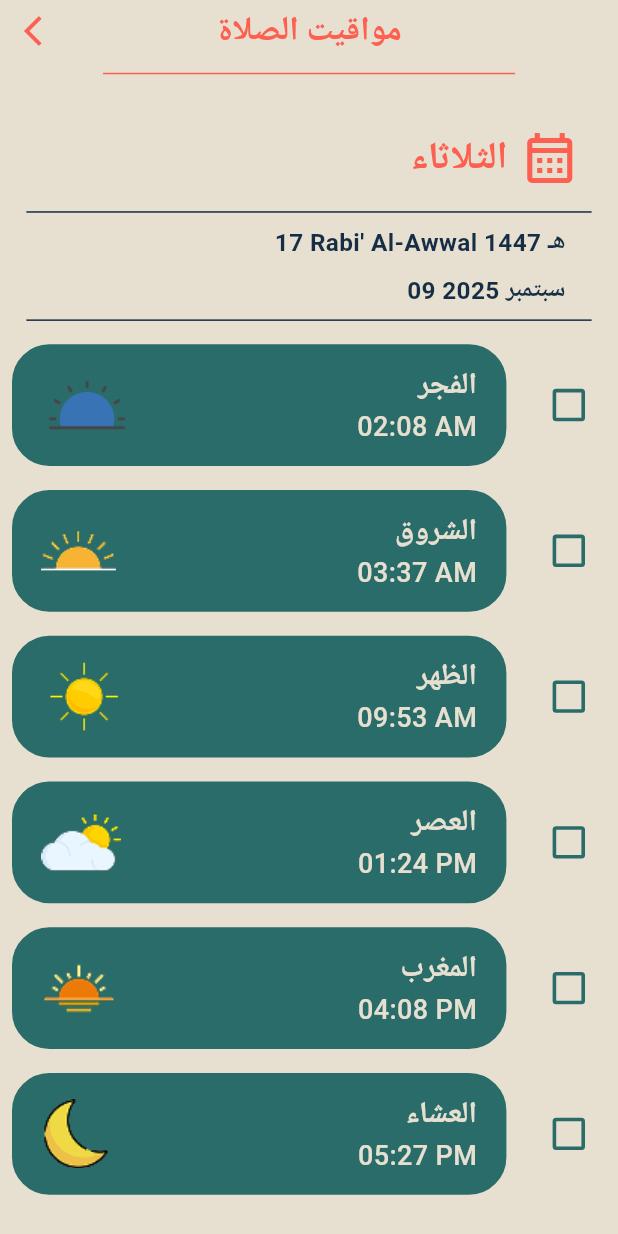
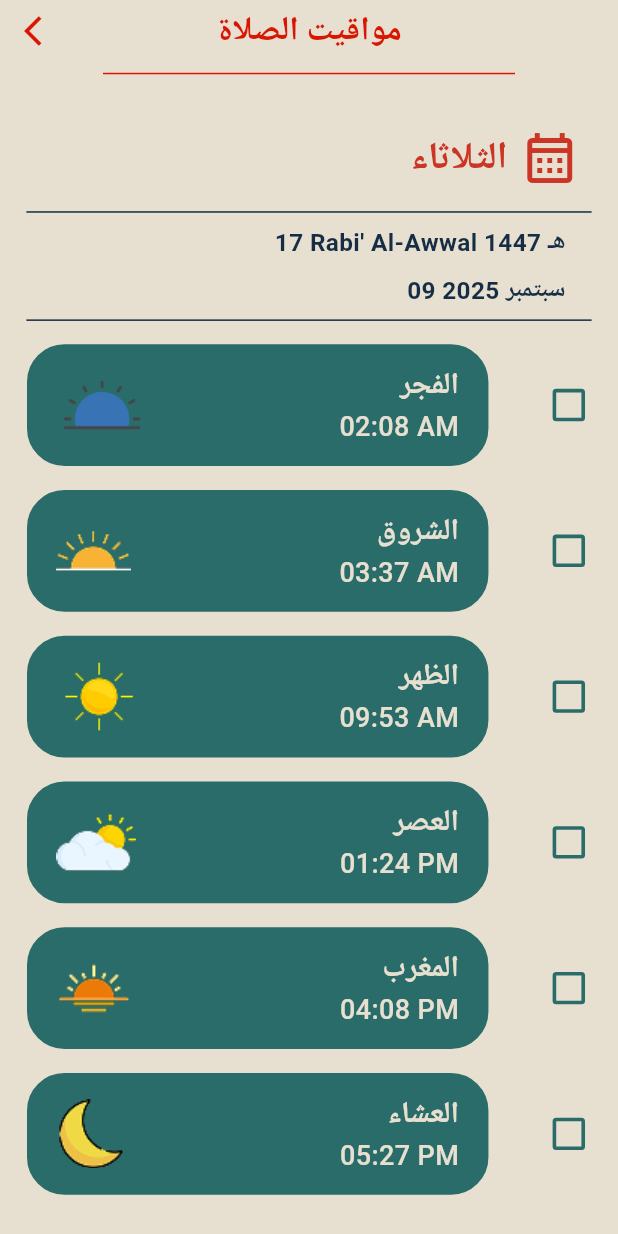
Before and after one commit to HodaMostafa12/azkar_app, a Flutter app: the HomePage screen opened directly, after a tap on "مواقيت الصلاة", on a phone screen of 412 x 824 dp. Run offline on Flutter 3.47's test engine with Material 3 defaults, Android fonts, the phone set to English and light mode, and no system bars; our stand-ins replace adhan, flutter_screenutil, flutter_svg, hijri, shared_preferences, supabase_flutter; accounts and stored records are empty; network calls fail.

Commit message:
change colors

```diff
--- a/lib/theme/app_colors/app_color_dark.dart
+++ b/lib/theme/app_colors/app_color_dark.dart
@@ -2,8 +2,9 @@ import 'package:flutter/material.dart';
 
 class AppColorsDark {
   static const Color primary = Color(0xFFE7E0D0);
-  static const Color background = Color(0xFF0C141A);
-  static const Color textPrimary = Color(0xFFFD6050);
+  static const Color background = Color(0xFF030405);
+  static const Color textPrimary = Color(0xFFE7E0D0);
   static const Color textSecondary = Color(0xFF2A6C69);
   static const Color button = Color(0xFFE7E0D0);
+  static const Color container= Color(0xFF102231);
 }
--- a/lib/theme/app_colors/app_light_theme.dart
+++ b/lib/theme/app_colors/app_light_theme.dart
@@ -3,7 +3,8 @@ import 'package:flutter/material.dart';
 class AppColorsLight {
   static const Color primary = Color(0xFF152D45);
   static const Color background = Color(0xFFE7E0D0);
-  static const Color textPrimary = Color(0xFFFD6050);
+  static const Color textPrimary = Color(0xFFD91602);
   static const Color textSecondary = Color(0xFF2A6C69);
   static const Color button = Color(0xFF0C141A);
+  static const Color container =Color(0xFF152D45);
 }
--- a/lib/theme/app_theme.dart
+++ b/lib/theme/app_theme.dart
@@ -14,6 +14,7 @@ class AppTheme {
     secondary: AppColorsLight.textSecondary,
     onSecondary: Colors.white, // لون النص فوق الـ secondary
     error: AppColorsLight.textPrimary, // لو حابب تحدده
+        surface: AppColorsLight.container
   ),
     textTheme: TextTheme(
       bodyLarge: TextStyle(color: AppColorsLight.textPrimary),
@@ -37,6 +38,8 @@ class AppTheme {
     secondary: AppColorsDark.textSecondary,
     onSecondary: Colors.black,
     error: AppColorsDark.textPrimary,
+       surface: AppColorsDark.container
+
   ),
     textTheme: TextTheme(
       bodyLarge: TextStyle(color: AppColorsDark.textPrimary),
--- a/lib/utils/appbar.dart
+++ b/lib/utils/appbar.dart
@@ -14,6 +14,7 @@ class CustomAppBar extends StatelessWidget implements PreferredSizeWidget {
  @override
  Widget build(BuildContext context) {
   final colors = Theme.of(context).colorScheme;
+  final textTheme =Theme.of(context).textTheme;
 
   return AppBar(
    backgroundColor: colors.background,
--- a/lib/view/Pray_Time/praying_time.dart
+++ b/lib/view/Pray_Time/praying_time.dart
@@ -103,7 +103,7 @@ class _PrayerTimeState extends State<PrayerTime> {
                       dayName,
                       style: TextStyle(
                         fontFamily: "Inter",
-                        color: colors.error,
+                        color: Color(0xFFCB3526),
                         fontWeight: FontWeight.bold,
                         fontSize: 25.sp,
                       ),
@@ -112,7 +112,7 @@ class _PrayerTimeState extends State<PrayerTime> {
                       onPressed: () {},
                       icon: Icon(
                         Icons.calendar_month_outlined,
-                        color: colors.error,
+                        color: Color(0xFFCB3526),
                         size: 40,
                       ),
                     ),
@@ -171,6 +171,8 @@ class _PrayerTimeState extends State<PrayerTime> {
                   "assets/icons/moon22.png" ];
                 return Padding(
                   padding:  EdgeInsets.only(right: 8.w,),
+                  child: Padding(
+                    padding: const EdgeInsets.only(left: 10,),
                     child: Row(
                      mainAxisAlignment: MainAxisAlignment.spaceBetween,
                       children: [
@@ -194,6 +196,7 @@ class _PrayerTimeState extends State<PrayerTime> {
                         ),
                       ],
                     ),
+                  ),
                 );
               },
             ),
@@ -212,7 +215,7 @@ class _PrayerTimeState extends State<PrayerTime> {
     return Container(
       margin: const EdgeInsets.all(8),
       height: 80.h,
-      width: 300.w,
+      width: 280.w,
       padding: EdgeInsets.symmetric(horizontal: 16.w, vertical: 8.h),
       decoration: BoxDecoration(
         borderRadius: BorderRadius.circular(25.0),
--- a/lib/view/Settings/settings_screen.dart
+++ b/lib/view/Settings/settings_screen.dart
@@ -1,11 +1,11 @@
 import 'package:azkar_app/theme/theme_provider.dart';
-import 'package:azkar_app/view/Authentication/utils/appbar.dart';
 import 'package:azkar_app/view/Authentication/log_in/login_screan.dart';
 import 'package:flutter/material.dart';
 import 'package:flutter_screenutil/flutter_screenutil.dart';
 import 'package:flutter_svg/flutter_svg.dart';
 import 'package:provider/provider.dart';
 
+import '../../utils/appbar.dart';
 import '../Authentication/view_model/auth_viewModel.dart';
 
 class SettingsScreen extends StatefulWidget {
@@ -34,7 +34,7 @@ class _SettingsScreenState extends State<SettingsScreen> {
         padding: const EdgeInsets.all(12),
         child: Column(
           crossAxisAlignment: CrossAxisAlignment.end,
-          children: [
+          children:[
             SizedBox(height: 16.h),
             Text(
               authViewModel.user?.username ?? "ضيف",
--- a/lib/view/azkar/azkar_categories_screen.dart
+++ b/lib/view/azkar/azkar_categories_screen.dart
@@ -80,7 +80,7 @@ class _AzkarScreenState extends State<AzkarScreen> {
           ],
         ),
         floatingActionButton: FloatingActionButton(
-          backgroundColor: Theme.of(context).colorScheme.error,
+          backgroundColor:Color(0xFFCB3526),
           child: const Icon(Icons.add, color: Colors.white,),
           onPressed: () {
             _showAddAzkarDialog(context, vm);
@@ -190,10 +190,10 @@ class _AzkarScreenState extends State<AzkarScreen> {
           decoration: BoxDecoration(
             borderRadius: BorderRadius.circular(25.0),
             border: Border.all(
-              color: const Color(0xFF162F43),
+              color: const Color(0xFF102231),
               width: 2,
             ),
-            color: const Color(0xFF162F43),
+            color: colors.surface,
           ),
           child: Row(
             crossAxisAlignment: CrossAxisAlignment.center,
--- a/lib/view/azkar/azkar_details_screen.dart
+++ b/lib/view/azkar/azkar_details_screen.dart
@@ -61,7 +61,7 @@ class _AzkarDetailScreenState extends State<AzkarDetailScreen> {
                     child: Container(
                       padding: EdgeInsets.all(20.w),
                       decoration: BoxDecoration(
-                        color: const Color(0xFF162F43),
+                        color:colors.surface,
                         borderRadius: BorderRadius.circular(20),
                       ),
                       child: Column(
@@ -80,12 +80,12 @@ class _AzkarDetailScreenState extends State<AzkarDetailScreen> {
                           GestureDetector(
                             onTap: () => _incrementZekr(index),
                             child: Container(
-                             // height: 100.h,
+                              height: 50.h,
                               width: double.infinity,
                               decoration: BoxDecoration(
                                 color: _currentCounts[index] == 0
                                     ? Colors.red.shade900
-                                    : colors.error,
+                                    : Color(0xFF2A6C69),
                                 borderRadius: BorderRadius.circular(15.r),
                               ),
                               child: Center(
@@ -94,7 +94,7 @@ class _AzkarDetailScreenState extends State<AzkarDetailScreen> {
                                   style: TextStyle(
                                     fontFamily: "Inter",
                                     color: Colors.white,
-                                    fontSize: 30.sp,
+                                    fontSize: 20.sp,
                                     fontWeight: FontWeight.bold,
                                   ),
                                 ),
--- a/lib/view/home_screen/home_page.dart
+++ b/lib/view/home_screen/home_page.dart
@@ -82,7 +82,7 @@ class _HomePageState extends State<HomePage> {
                 "الورد اليومى",
                 style: TextStyle(
                   fontFamily: 'Inter',
-                  color: colors.error,
+                  color:colors.primary,
                   fontWeight: FontWeight.bold,
                   fontSize: 18.sp,
                 ),
@@ -96,7 +96,7 @@ class _HomePageState extends State<HomePage> {
                 height: 150.h,
                 decoration: BoxDecoration(
                   borderRadius: BorderRadius.circular(15.r),
-                  color: colors.primary,
+                  color:colors.surface,
                 ),
                 child: Column(
                   mainAxisAlignment: MainAxisAlignment.spaceBetween,
@@ -108,7 +108,7 @@ class _HomePageState extends State<HomePage> {
                           "سورة البقرة، آية 100\n"
                               "أَوَكُلَّمَا عَاهَدُوا عَهْدًا نَّبَذَهُ فَرِيقٌ مِّنْهُم...",
                           style: TextStyle(
-                            color: colors.background,
+                            color:const Color(0xFFE7E0D0),
                             fontSize: 18.sp,
                           ),
                           textAlign: TextAlign.right,
@@ -137,7 +137,7 @@ class _HomePageState extends State<HomePage> {
                 "المهام اليومية",
                 style: TextStyle(
                   fontFamily: 'Inter',
-                  color: colors.error,
+                  color:colors.primary,
                   fontWeight: FontWeight.bold,
                   fontSize: 18.sp,
                 ),
@@ -180,7 +180,7 @@ class _HomePageState extends State<HomePage> {
                 "الانشطة",
                 style: TextStyle(
                   fontFamily: 'Inter',
-                  color: colors.error,
+                  color: colors.primary,
                   fontWeight: FontWeight.bold,
                   fontSize: 18.sp,
                 ),
@@ -212,14 +212,14 @@ class _HomePageState extends State<HomePage> {
                       }
                     },
                     child: Card(
-                      color: colors.primary,
+                      color: colors.surface,
                       child: Center(
                         child: Text(
                           option,
                           style: TextStyle(
                             fontFamily: "B Fantezy",
-                            color: colors.background,
-                            fontSize: 30.sp,
+                            color: Color(0xFFE7E0D0),
+                            fontSize: 25.sp,
                           ),
                         ),
                       ),
```
Lines whose indentation alone changed are shown as unchanged.
